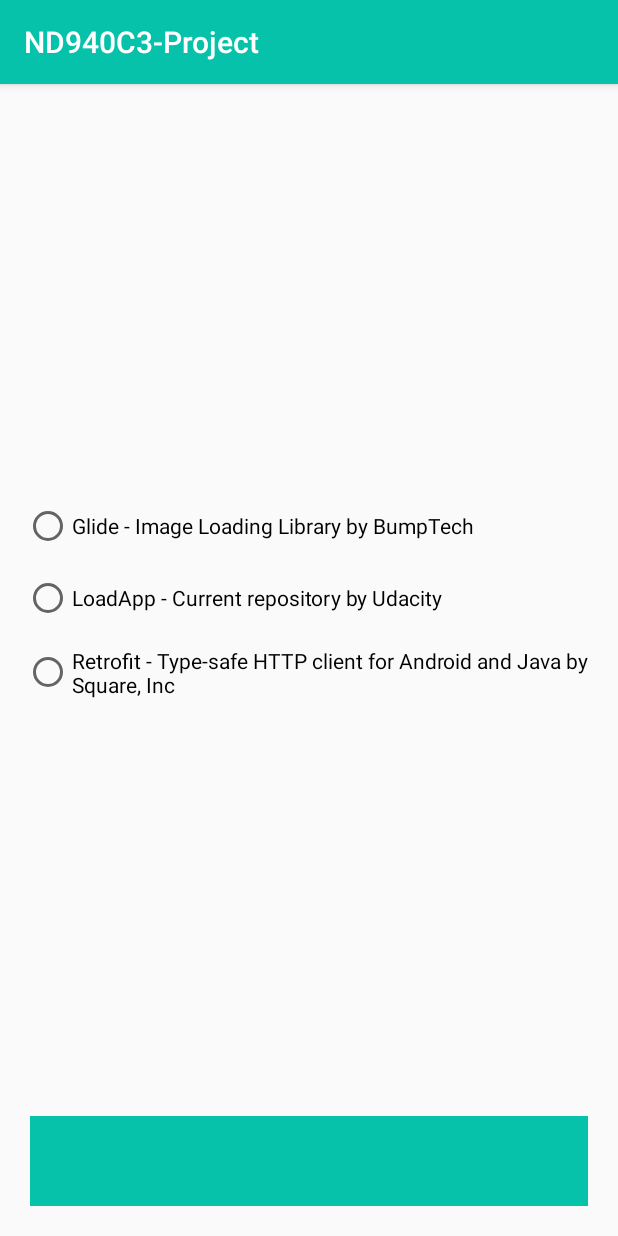
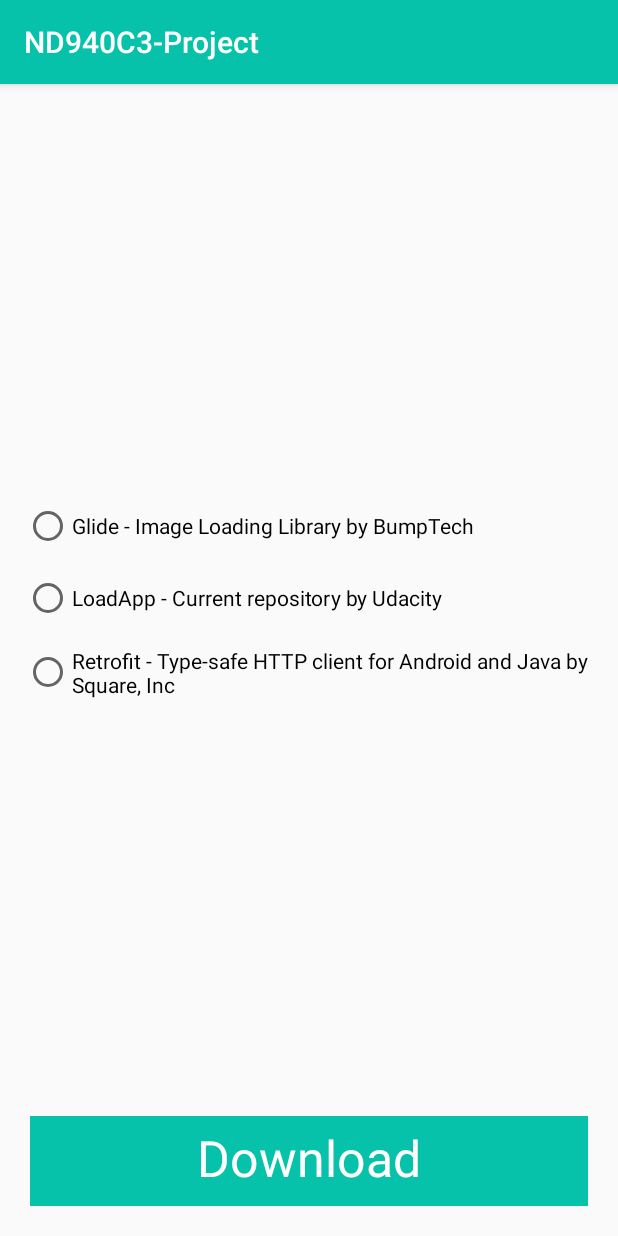
Before and after one commit to eliassilva8/LoadApp, an Android app: the screen it shows after launch (MainActivity), on a phone screen of 412 x 824 dp. Run offline under Robolectric (Android 15) with nearby library versions, the phone set to English and light mode, and no system bars.

Commit message:
Assigns attributes to custom loading button

```diff
--- a/app/src/main/java/com/udacity/LoadingButton.kt
+++ b/app/src/main/java/com/udacity/LoadingButton.kt
@@ -3,8 +3,12 @@ package com.udacity
 import android.animation.ValueAnimator
 import android.content.Context
 import android.graphics.Canvas
+import android.graphics.Color
+import android.graphics.Paint
+import android.graphics.RectF
 import android.util.AttributeSet
 import android.view.View
+import androidx.core.content.withStyledAttributes
 import kotlin.properties.Delegates
 
 class LoadingButton @JvmOverloads constructor(
@@ -19,15 +23,34 @@ class LoadingButton @JvmOverloads constructor(
 
     }
 
+    private val paintRect = Paint(Paint.ANTI_ALIAS_FLAG)
+
+    private val paintText = Paint(Paint.ANTI_ALIAS_FLAG).apply {
+        textAlign = Paint.Align.CENTER
+        textSize = 50.0f
+    }
+
+
+    private var notLoadingColor = 0
+    private var loadingColor = 0
 
     init {
-
+        context.withStyledAttributes(attrs, R.styleable.LoadingButton) {
+            notLoadingColor = getColor(R.styleable.LoadingButton_notLoadingColor, 0)
+            loadingColor = getColor(R.styleable.LoadingButton_loadingColor, 0)
+        }
     }
-
 
     override fun onDraw(canvas: Canvas?) {
         super.onDraw(canvas)
 
+        paintRect.color = notLoadingColor
+        paintText.color = Color.WHITE
+
+        val rect = RectF(0F, 0F, width.toFloat(), height.toFloat())
+
+        canvas?.drawRect(rect, paintRect)
+        canvas?.drawText("Download", rect.centerX(), rect.centerY().plus(16), paintText)
     }
 
     override fun onMeasure(widthMeasureSpec: Int, heightMeasureSpec: Int) {
--- a/app/src/main/res/layout/content_main.xml
+++ b/app/src/main/res/layout/content_main.xml
@@ -47,7 +47,8 @@
         android:layout_width="0dp"
         android:layout_height="60dp"
         android:layout_margin="20dp"
-        android:background="@color/colorPrimary"
+        app:loadingColor="@color/design_default_color_primary_dark"
+        app:notLoadingColor="@color/colorPrimary"
         app:layout_constraintBottom_toBottomOf="parent"
         app:layout_constraintEnd_toEndOf="parent"
         app:layout_constraintStart_toStartOf="parent" />
--- a/app/src/main/res/values/attrs.xml
+++ b/app/src/main/res/values/attrs.xml
@@ -1,6 +1,7 @@
 <?xml version="1.0" encoding="utf-8"?>
 <resources>
     <declare-styleable name="LoadingButton">
-        <!--   TODO: create custom attributes for the view-->
+        <attr name="notLoadingColor" format="color" />
+        <attr name="loadingColor" format="color" />
     </declare-styleable>
 </resources>
--- a/build.gradle
+++ b/build.gradle
@@ -1,7 +1,7 @@
 // Top-level build file where you can add configuration options common to all sub-projects/modules.
 
 buildscript {
-    ext.kotlin_version = '1.3.72'
+    ext.kotlin_version = '1.4.31'
     repositories {
         google()
         jcenter()
```
Also changed, not shown: app/build.gradle (+7 -0 lines).
